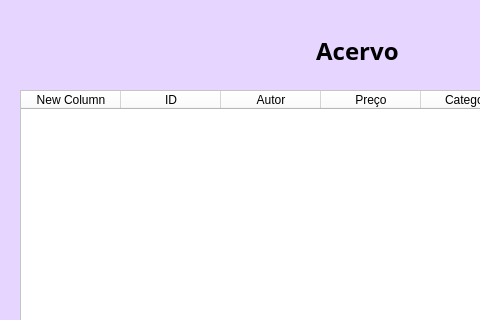
First picture: the form in proj_cadastro/acervo.ui, repository meninamaria/projeto-livraria, before the edit; both pictures show x 0 to 480 and y 0 to 320 of the 731 by 662 pixel window.
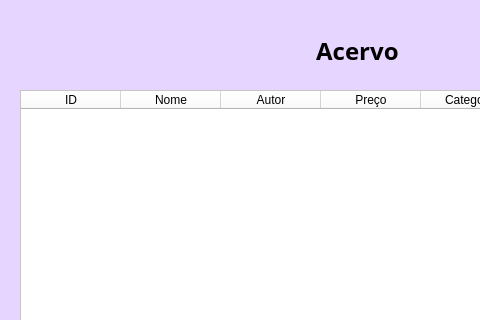
Second picture: the form after the edit.

Patch:
```diff
--- a/proj_cadastro/acervo.ui
+++ b/proj_cadastro/acervo.ui
@@ -60,12 +60,12 @@
     </property>
     <column>
      <property name="text">
-      <string>New Column</string>
+      <string>ID</string>
      </property>
     </column>
     <column>
      <property name="text">
-      <string>ID</string>
+      <string>Nome</string>
      </property>
     </column>
     <column>
```
Left out of the diff: 4 changed lines with no effect on the pictures.
